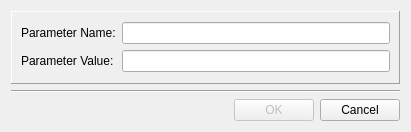
The window that src/terralib/qt/widgets/utils/ui/ParameterDialogForm.ui (claudiobogossian/terralib5) describes before a commit, drawn with Qt 5.
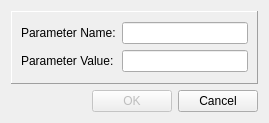
The same window after the commit.

Patch:
```diff
--- a/src/terralib/qt/widgets/utils/ui/ParameterDialogForm.ui
+++ b/src/terralib/qt/widgets/utils/ui/ParameterDialogForm.ui
@@ -6,8 +6,8 @@
    <rect>
     <x>0</x>
     <y>0</y>
-    <width>411</width>
-    <height>132</height>
+    <width>269</width>
+    <height>123</height>
    </rect>
   </property>
   <property name="sizePolicy">
@@ -16,10 +16,16 @@
     <verstretch>0</verstretch>
    </sizepolicy>
   </property>
+  <property name="minimumSize">
+   <size>
+    <width>0</width>
+    <height>123</height>
+   </size>
+  </property>
   <property name="maximumSize">
    <size>
     <width>16777215</width>
-    <height>132</height>
+    <height>123</height>
    </size>
   </property>
   <property name="windowTitle">
@@ -81,13 +87,6 @@
      <item row="1" column="0">
       <layout class="QGridLayout" name="gridLayout">
        <item row="0" column="0">
-        <widget class="Line" name="line">
-         <property name="orientation">
-          <enum>Qt::Horizontal</enum>
-         </property>
-        </widget>
-       </item>
-       <item row="1" column="0">
         <layout class="QHBoxLayout" name="horizontalLayout_2">
          <item>
           <spacer name="horizontalSpacer">
```
